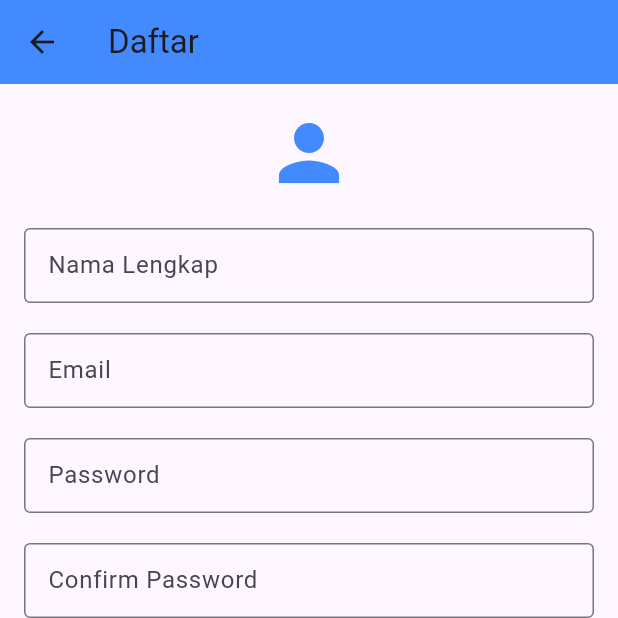
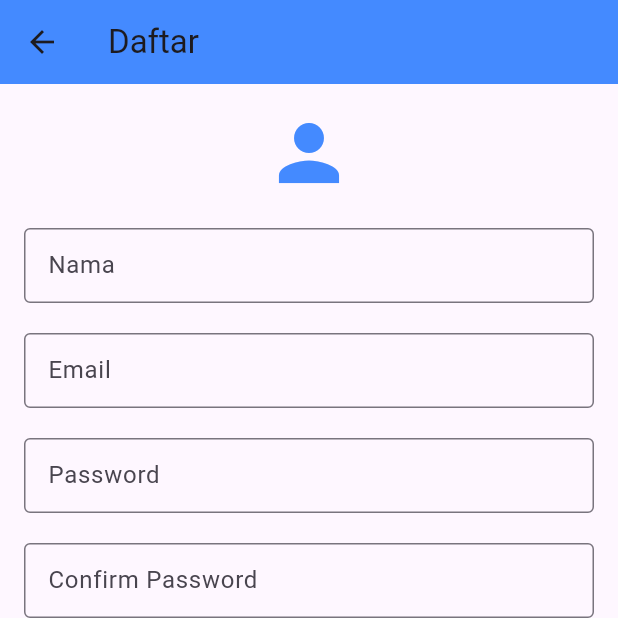
Before and after one commit to Rimuren/UTS_flutter, a Flutter app: the RegisterPage screen opened by its route, on a phone screen of 412 x 824 dp, the top half of it. Run offline on Flutter 3.47's test engine with Material 3 defaults, Android fonts, the phone set to English and light mode, and no system bars.

Commit message:
UTS flutter

```diff
--- a/lib/pages/register_page.dart
+++ b/lib/pages/register_page.dart
@@ -19,7 +19,7 @@ class RegisterPage extends StatelessWidget {
             const SizedBox(height: 20),
             const TextField(
               decoration: InputDecoration(
-                  labelText: 'Nama Lengkap', border: OutlineInputBorder()),
+                  labelText: 'Nama', border: OutlineInputBorder()),
               style: TextStyle(fontSize: 12),
             ),
             const SizedBox(height: 20),
```
